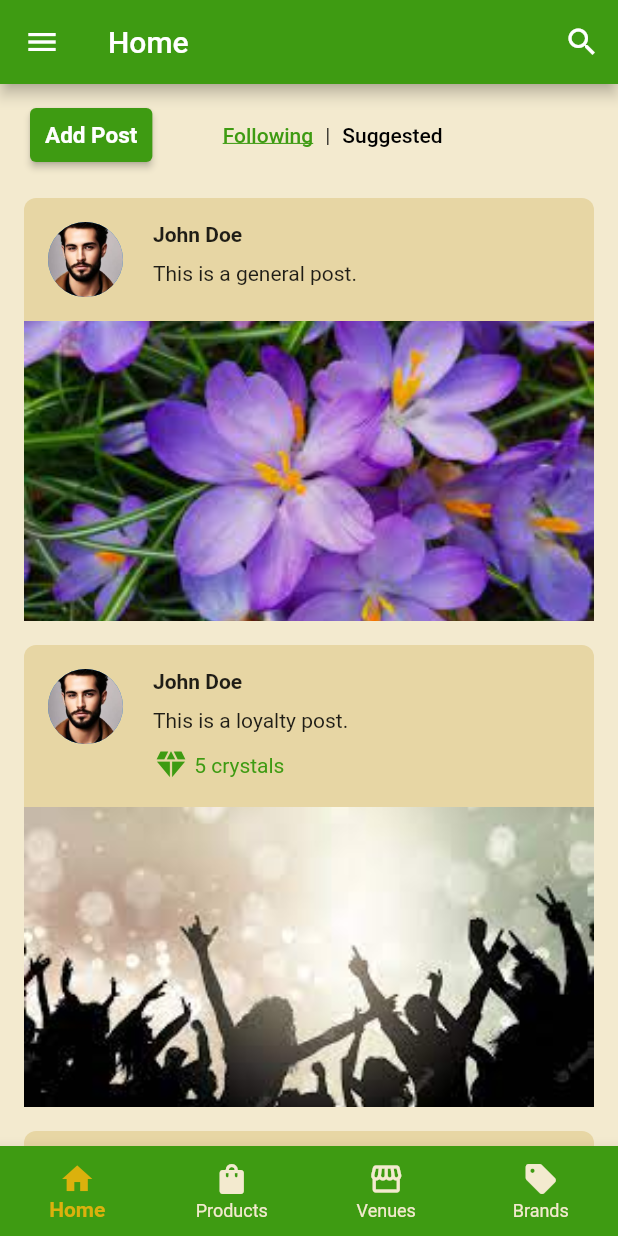
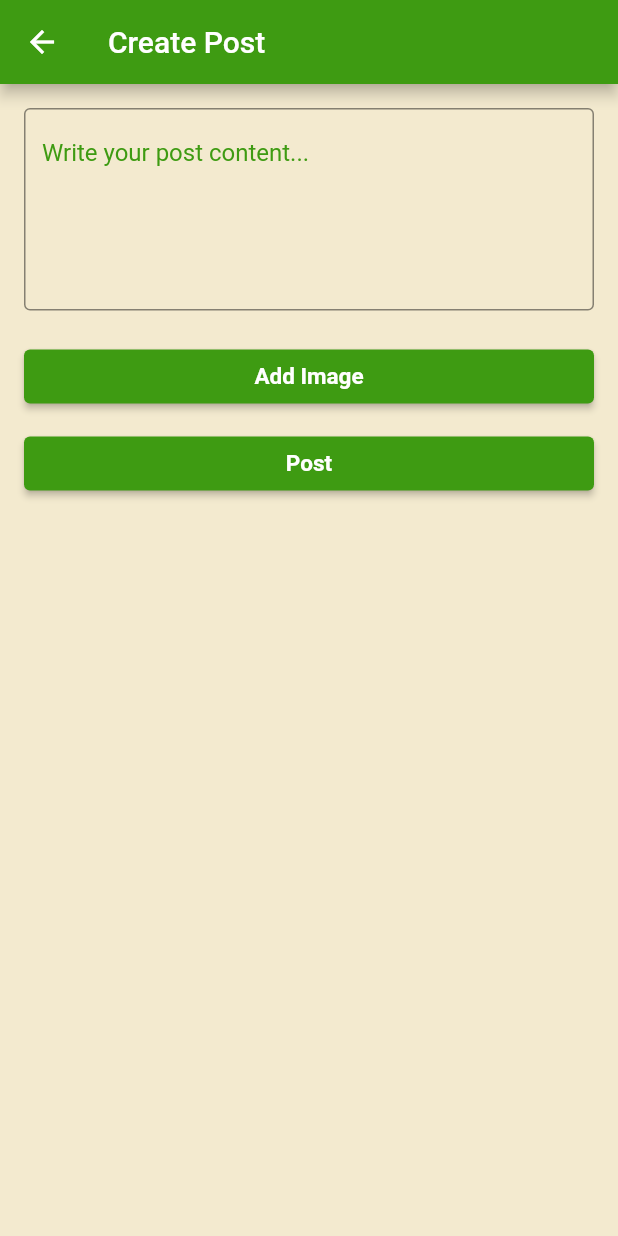
Before and after one commit to jfrazier1519/digital-marketing-demo, a Flutter app: the HomeScreen screen opened by its route, after a tap on "Add Post", on a phone screen of 412 x 824 dp. Run offline on Flutter 3.47's test engine with Material 2 defaults, Android fonts, the phone set to English and light mode, and no system bars; drawn by our look-alikes of expandable_text; our stand-ins replace bloc, flutter_bloc, loading_indicator; accounts and stored records are empty; network calls fail.

Commit message:
feat(addPost): can now navigate to and from add post screen

```diff
--- a/reefer_review_mobile/lib/presentation/home_screen/home_screen.dart
+++ b/reefer_review_mobile/lib/presentation/home_screen/home_screen.dart
@@ -1,4 +1,5 @@
 import 'package:flutter/material.dart';
+import 'package:reefer_review_mobile/res/routes.dart';
 import '../shared/navigation_menu.dart';
 import '../shared/bottom_nav_bar.dart';
 import './following_feed.dart';
@@ -88,7 +89,10 @@ class _HomeScreenState extends State<HomeScreen> {
                       padding: const EdgeInsets.symmetric(
                           horizontal: 10, vertical: 5),
                     ),
-                    onPressed: () {},
+                    onPressed: () {
+                      Navigator.of(context).pushNamed(
+                          addPostViewRoute); // Use pushNamed instead of pushReplacementNamed
+                    },
                     child: const Text('Add Post'),
                   ),
                   Row(
--- /dev/null
+++ b/reefer_review_mobile/lib/presentation/post_screen/add_post_screen.dart
@@ -0,0 +1,72 @@
+import 'package:flutter/material.dart';
+import 'package:flutter_bloc/flutter_bloc.dart';
+import '../../res/routes.dart';
+import '../../data/post/general_post.dart';
+
+class AddPostScreen extends StatefulWidget {
+  const AddPostScreen({
+    super.key,
+  });
+
+  @override
+  _AddPostScreenState createState() => _AddPostScreenState();
+}
+
+class _AddPostScreenState extends State<AddPostScreen> {
+  final TextEditingController _contentController = TextEditingController();
+  String? _selectedImagePath;
+
+  _selectImage() async {
+    // TODO: Implement logic to select an image
+    setState(() {
+      _selectedImagePath = 'path/to/your/image.jpg';
+    });
+  }
+
+  _post() {
+    // TODO: Implement logic to post the content
+    String content = _contentController.text;
+    String? imagePath = _selectedImagePath;
+
+    // Post content using content and imagePath
+  }
+
+  @override
+  Widget build(BuildContext context) {
+    return Scaffold(
+      appBar: AppBar(
+        leading: IconButton(
+          icon: Icon(Icons.arrow_back),
+          onPressed: () => Navigator.pop(context),
+        ),
+        title: const Text('Create Post'),
+      ),
+      body: Padding(
+        padding: const EdgeInsets.all(16.0),
+        child: Column(
+          crossAxisAlignment: CrossAxisAlignment.stretch,
+          children: [
+            if (_selectedImagePath != null) Image.network(_selectedImagePath!),
+            TextField(
+              controller: _contentController,
+              decoration: InputDecoration(
+                hintText: 'Write your post content...',
+              ),
+              maxLines: 5,
+            ),
+            const SizedBox(height: 20),
+            ElevatedButton(
+              onPressed: _selectImage,
+              child: const Text('Add Image'),
+            ),
+            const SizedBox(height: 10),
+            ElevatedButton(
+              onPressed: _post,
+              child: const Text('Post'),
+            ),
+          ],
+        ),
+      ),
+    );
+  }
+}
--- a/reefer_review_mobile/lib/res/routes.dart
+++ b/reefer_review_mobile/lib/res/routes.dart
@@ -1,3 +1,4 @@
 const loadingScreenViewRoute = '/';
 const loginScreenViewRoute = '/login';
 const homeScreenViewRoute = '/home';
+const addPostViewRoute = '/addPost';
--- a/reefer_review_mobile/lib/routes/router.dart
+++ b/reefer_review_mobile/lib/routes/router.dart
@@ -1,6 +1,7 @@
 import 'package:flutter/material.dart';
 import 'package:reefer_review_mobile/presentation/loading_screen/loading_screen.dart';
 import 'package:reefer_review_mobile/presentation/login_screen/login_screen.dart';
+import 'package:reefer_review_mobile/presentation/post_screen/add_post_screen.dart';
 
 import '../presentation/home_screen/home_screen.dart';
 import '../presentation/shared/undefined_view.dart';
@@ -14,6 +15,8 @@ Route<dynamic> generateRoute(RouteSettings settings) {
       return MaterialPageRoute(builder: (context) => const LoginScreen());
     case homeScreenViewRoute:
       return MaterialPageRoute(builder: (context) => const HomeScreen());
+    case addPostViewRoute:
+      return MaterialPageRoute(builder: (context) => const AddPostScreen());
 
     default:
       return MaterialPageRoute(
```
